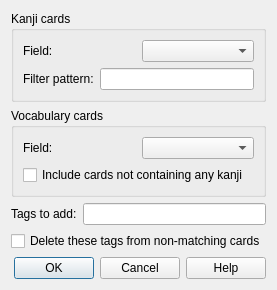
First picture: the form in kanjivocab/dialog.ui, repository fbriere/anki-kanjivocab, before the edit.
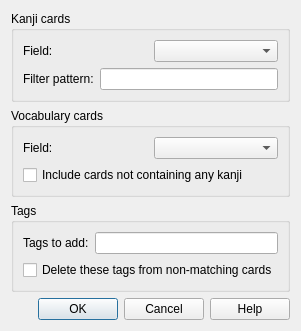
Second picture: the form after the edit.

Commit message: Adding a tags group box in the dialog

Diff of the .ui file:
```diff
--- a/kanjivocab/dialog.ui
+++ b/kanjivocab/dialog.ui
@@ -95,6 +95,12 @@
     </widget>
    </item>
    <item>
+    <widget class="QGroupBox" name="tagsGroupBox">
+     <property name="title">
+      <string>Tags</string>
+     </property>
+     <layout class="QVBoxLayout" name="verticalLayout">
+      <item>
     <layout class="QHBoxLayout" name="tagsLayout">
      <item>
       <widget class="QLabel" name="tagsLabel">
@@ -119,6 +125,9 @@
      <property name="text">
       <string>Delete these tags from non-matching cards</string>
      </property>
+       </widget>
+      </item>
+     </layout>
     </widget>
    </item>
    <item>
```
Lines whose indentation alone changed are shown as unchanged.
